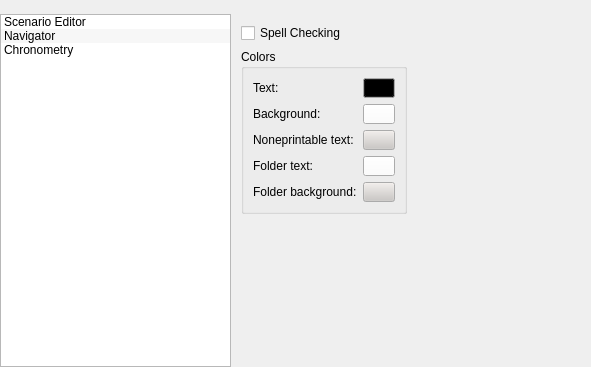
The window that src/UserInterfaceLayer/Settings/SettingsView.ui (dimkanovikov/KITScenarist) describes before a commit, drawn with Qt 5.
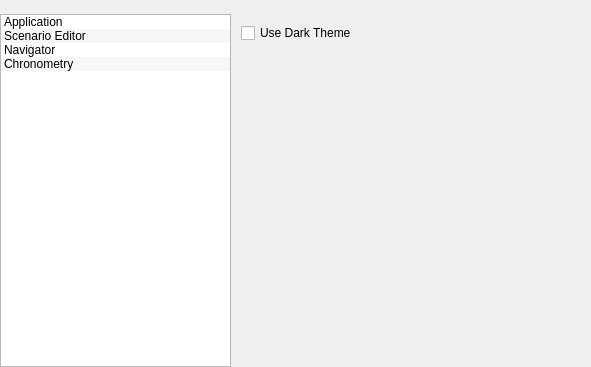
The same window after the commit. Icons and pictures are not drawn.

Commit message: Add dark theme and implement switch between dark and light themes

The edit to the form file:
```diff
--- a/src/UserInterfaceLayer/Settings/SettingsView.ui
+++ b/src/UserInterfaceLayer/Settings/SettingsView.ui
@@ -72,6 +72,15 @@
         <height>32</height>
        </size>
       </property>
+      <item>
+       <property name="text">
+        <string>Application</string>
+       </property>
+       <property name="icon">
+        <iconset resource="../../Resources/Resources.qrc">
+         <normaloff>:/Graphics/Icons/settings_application.png</normaloff>:/Graphics/Icons/settings_application.png</iconset>
+       </property>
+      </item>
       <item>
        <property name="text">
         <string>Scenario Editor</string>
@@ -110,6 +119,30 @@
       <property name="currentIndex">
        <number>0</number>
       </property>
+      <widget class="QWidget" name="page">
+       <layout class="QGridLayout" name="gridLayout_2">
+        <item row="0" column="0">
+         <widget class="QCheckBox" name="useDarkTheme">
+          <property name="text">
+           <string>Use Dark Theme</string>
+          </property>
+         </widget>
+        </item>
+        <item row="1" column="0">
+         <spacer name="verticalSpacer_4">
+          <property name="orientation">
+           <enum>Qt::Vertical</enum>
+          </property>
+          <property name="sizeHint" stdset="0">
+           <size>
+            <width>20</width>
+            <height>305</height>
+           </size>
+          </property>
+         </spacer>
+        </item>
+       </layout>
+      </widget>
       <widget class="QWidget" name="textEditorPage">
        <layout class="QGridLayout" name="gridLayout_6">
         <item row="2" column="0">
```
The commit also changes 19 other files.
